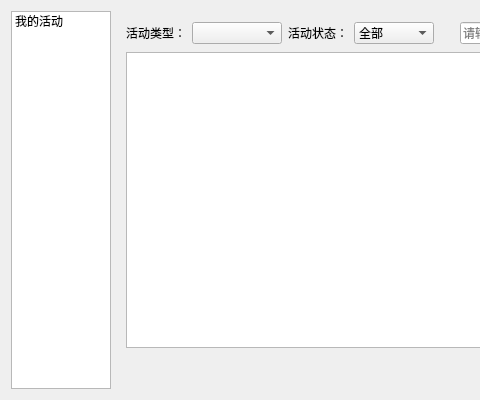
Old version of the form CampusEventClient/sponsorview.ui in the repository liuxing122119/CampusEventSign; both pictures show x 0 to 480 and y 0 to 400 of the 1050 by 400 pixel window.
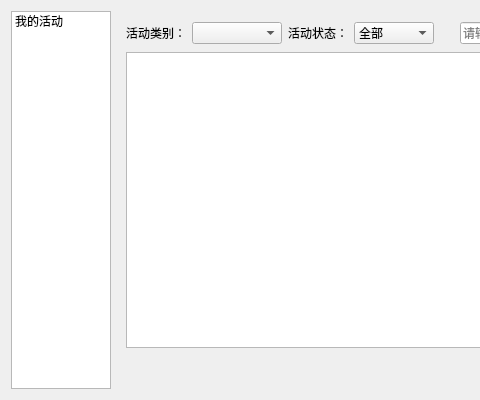
New version of the form.

Patch:
```diff
--- a/CampusEventClient/sponsorview.ui
+++ b/CampusEventClient/sponsorview.ui
@@ -49,7 +49,7 @@
            <item>
             <widget class="QLabel" name="label_8">
              <property name="text">
-              <string>活动类型：</string>
+              <string>活动类别：</string>
              </property>
              <property name="alignment">
               <set>Qt::AlignmentFlag::AlignRight|Qt::AlignmentFlag::AlignTrailing|Qt::AlignmentFlag::AlignVCenter</set>
```
